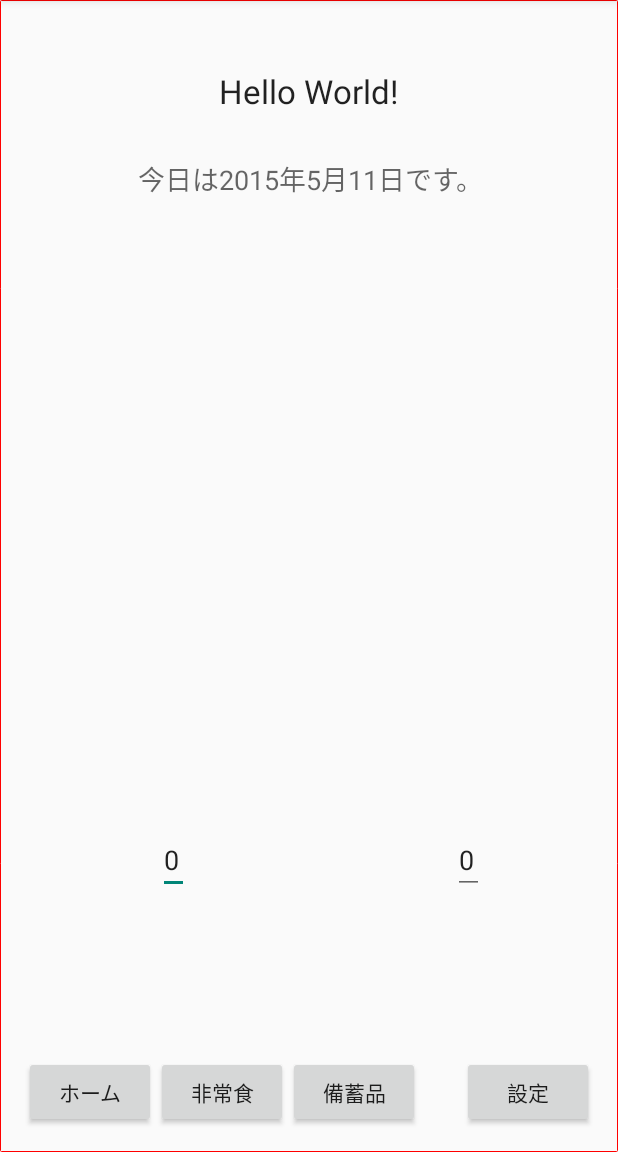
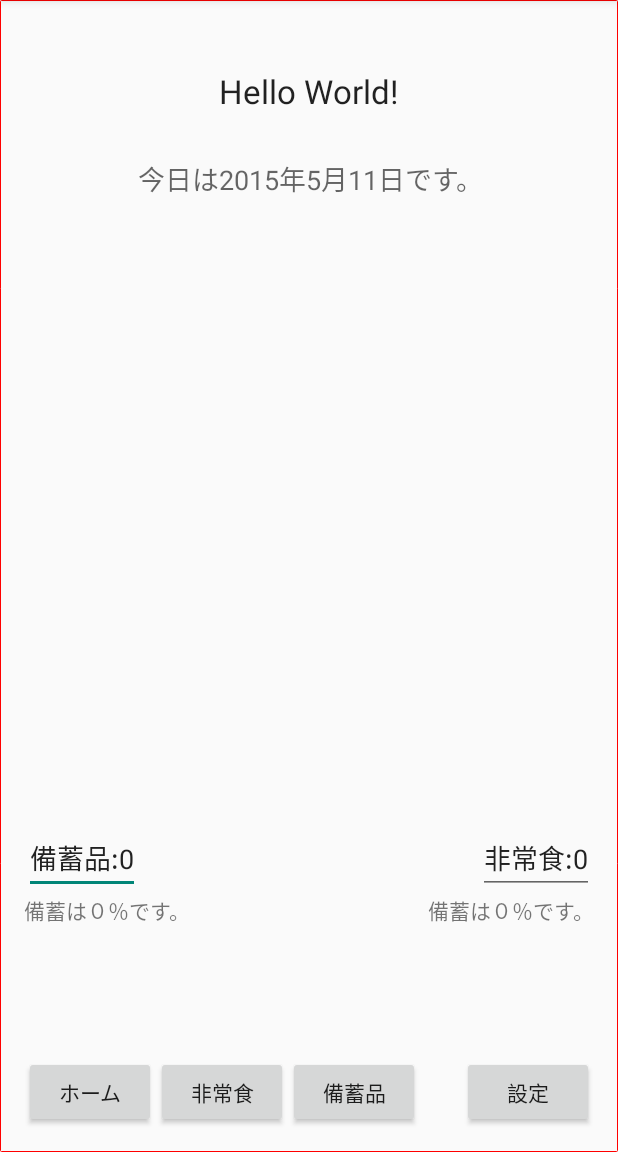
Before and after one commit to nichiwanichiwa/Study_nakayama, an Android app: the screen it shows after launch (MainActivity), on a phone screen of 412 x 824 dp, the part 84-1236 px from its top. Run offline under Robolectric (Android 15) with nearby library versions, the phone set to English and light mode, and no system bars.

Commit message:
ポップアップ一つ一つに大人子供幼児の数を追加 期日10日前になるとアラートを表示 非常食の全ポップアップにカレンダーを追加
カレンダーの値をプリファレンスで保存、呼び出し
カレンダーの値を賞味期限としてアラートダイアログに表示
前回の内容のバグを見つけたので修正（未完成）

ホーム画面にて備蓄品、非常食の数に応じてパーセンテージを表示

```diff
--- a/app/src/main/java/com/example/nakayamanobuo/kadai1/MainActivity.java
+++ b/app/src/main/java/com/example/nakayamanobuo/kadai1/MainActivity.java
@@ -53,16 +53,58 @@ public class MainActivity extends Activity {
 
         int sum = g + m + b + h + s + t + a + gun;
         int sum2= r + k + kan + kanpan + kan2 + reto + f + mizu + pokari + karori + okasi;
-        String str = String.valueOf(sum);
-        String str2 = String.valueOf(sum2);
+        String str = "備蓄品:"+String.valueOf(sum);
+        String str2 = "非常食:"+String.valueOf(sum2);
+
+        String str_sp;
+        switch(sum)
+        {
+            case 0 : str_sp = "備蓄は０％です。";break;
+            case 1 : str_sp = "備蓄は１０％です。";break;
+            case 2 : str_sp = "備蓄は２０％です。";break;
+            case 3 : str_sp = "備蓄は３０％です。";break;
+            case 4 : str_sp = "備蓄は４０％です。";break;
+            case 5 : str_sp = "備蓄は５０％です。";break;
+            case 6 : str_sp = "備蓄は６０％です。";break;
+            case 7 : str_sp = "備蓄は７０％です。";break;
+            case 8 : str_sp = "備蓄は８０％です。";break;
+            case 9 : str_sp = "備蓄は９０％です。";break;
+            case 10 : str_sp = "備蓄は１００％です。";break;
+            case 11 : str_sp = "備蓄は１１０％です。";break;
+            case 12 : str_sp = "備蓄は１２０％です。";break;
+            default: str_sp = "備蓄は１２０％以上です。";break;
+        }
+        String str_fp;
+        switch(sum2)
+        {
+            case 0 : str_fp = "備蓄は０％です。";break;
+            case 1 : str_fp = "備蓄は１０％です。";break;
+            case 2 : str_fp = "備蓄は２０％です。";break;
+            case 3 : str_fp = "備蓄は３０％です。";break;
+            case 4 : str_fp = "備蓄は４０％です。";break;
+            case 5 : str_fp = "備蓄は５０％です。";break;
+            case 6 : str_fp = "備蓄は６０％です。";break;
+            case 7 : str_fp = "備蓄は７０％です。";break;
+            case 8 : str_fp = "備蓄は８０％です。";break;
+            case 9 : str_fp = "備蓄は９０％です。";break;
+            case 10 : str_fp = "備蓄は１００％です。";break;
+            case 11 : str_fp = "備蓄は１１０％です。";break;
+            case 12 : str_fp = "備蓄は１２０％です。";break;
+            default: str_fp = "備蓄は１２０％以上です。";break;
+        }
+
 
         //必ずView変数で生成したデータを使うこと
         EditText et = (EditText) findViewById(R.id.test);
         EditText et2 = (EditText) findViewById(R.id.test2);
+        TextView et3 = (TextView) findViewById(R.id.stock_p);
+        TextView et4 = (TextView) findViewById(R.id.food_p);
 
         //はいっちゃう
         et.setText(str);
         et2.setText(str2);
+        et3.setText(str_sp);
+        et4.setText(str_fp);
 
         //レトルトごはんの期日が迫るとダイアログを表示する
         Calendar today =Calendar.getInstance();
@@ -140,21 +182,21 @@ public class MainActivity extends Activity {
 
 
         long kandifference = calretltgohan.getTime().getTime() - today.getTime().getTime();
-        double kani = kandifference/1000/60/60/24+1;
+        long kani = kandifference/1000/60/60/24;
 
 
-        if(kani==1) {
+        if(kani==0) {
             AlertDialog.Builder alert;
             alert = new AlertDialog.Builder(MainActivity.this);
             alert.setTitle("警告");
             alert.setMessage("缶詰（主食）は賞味期限当日です。");
             alert.show();
         }
-        else if(lim>=kani&&kani >= 1 && calretltgohan!=today){
+        else if(lim>=kani&&kani > 0 && calretltgohan!=today){
             AlertDialog.Builder alert;
             alert = new AlertDialog.Builder(MainActivity.this);
             alert.setTitle("警告");
-            alert.setMessage("缶詰（主食）は賞味期限到達"+(kani)+"日前です。");
+            alert.setMessage("缶詰（主食）は賞味期限到達"+(kani+1)+"日前です。");
             alert.show();
         }
         else if(kani<0){
--- a/app/src/main/res/layout/activity_main.xml
+++ b/app/src/main/res/layout/activity_main.xml
@@ -90,13 +90,31 @@
         android:layout_height="wrap_content"
         android:id="@+id/test"
         android:layout_alignBottom="@+id/space"
-        android:layout_toEndOf="@+id/space" />
+        android:layout_alignParentStart="true" />
 
     <EditText
         android:layout_width="wrap_content"
         android:layout_height="wrap_content"
         android:id="@+id/test2"
         android:layout_alignTop="@+id/test"
-        android:layout_alignEnd="@+id/textView3" />
+        android:layout_alignEnd="@+id/set_button" />
+
+    <TextView
+        android:layout_width="wrap_content"
+        android:layout_height="wrap_content"
+        android:textAppearance="?android:attr/textAppearanceSmall"
+        android:text="Small Text"
+        android:id="@+id/stock_p"
+        android:layout_below="@+id/test"
+        android:layout_alignParentStart="true" />
+
+    <TextView
+        android:layout_width="wrap_content"
+        android:layout_height="wrap_content"
+        android:textAppearance="?android:attr/textAppearanceSmall"
+        android:text="Small Text"
+        android:id="@+id/food_p"
+        android:layout_below="@+id/test2"
+        android:layout_alignEnd="@+id/test2" />
 
 </RelativeLayout>
```
Also changed, not shown: app/src/main/java/com/example/nakayamanobuo/kadai1/food.java (+50 -0 lines), app/src/main/java/com/example/nakayamanobuo/kadai1/setting.java (+53 -0 lines), app/src/main/java/com/example/nakayamanobuo/kadai1/stock.java (+26 -0 lines), app/src/main/res/drawable/gas.jpg.
